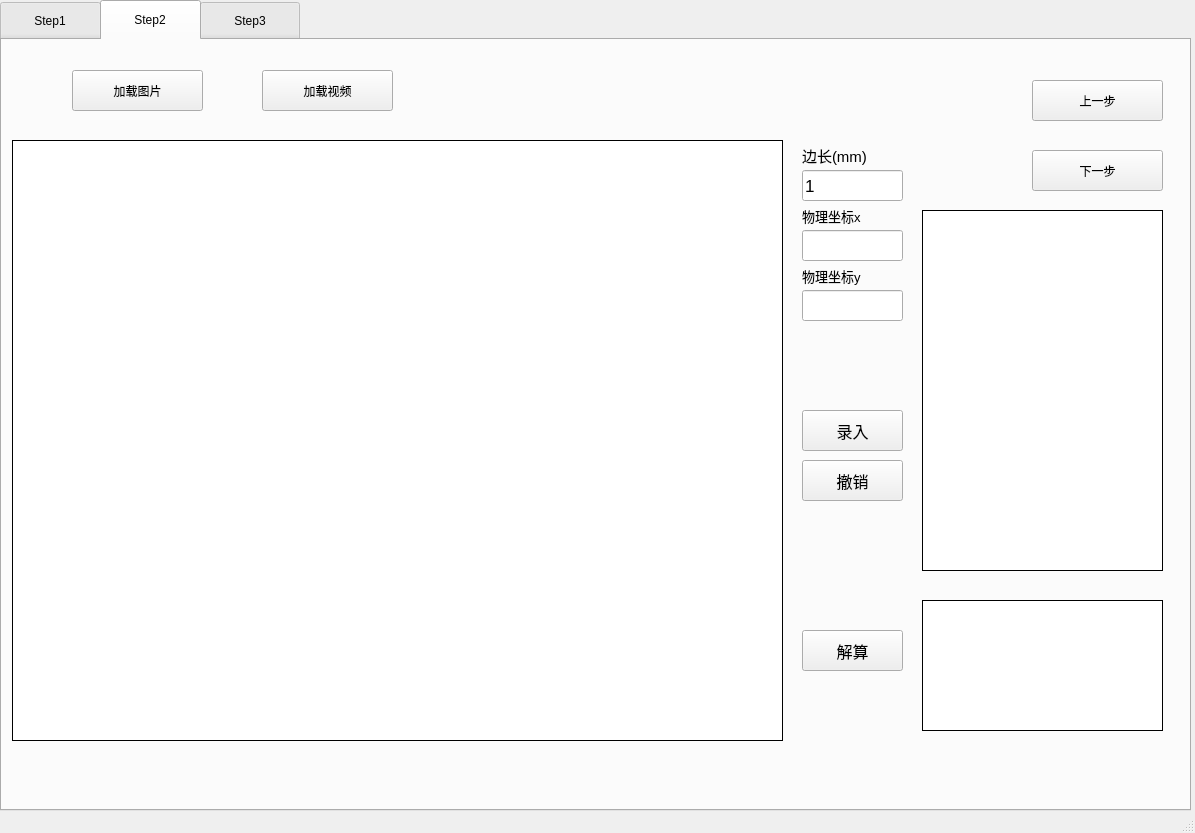
Before: the Qt Designer form qt/mainwindow.ui in XDU-ETVP-JH-ZK/Track_and_Visualize, drawn with Qt 5.
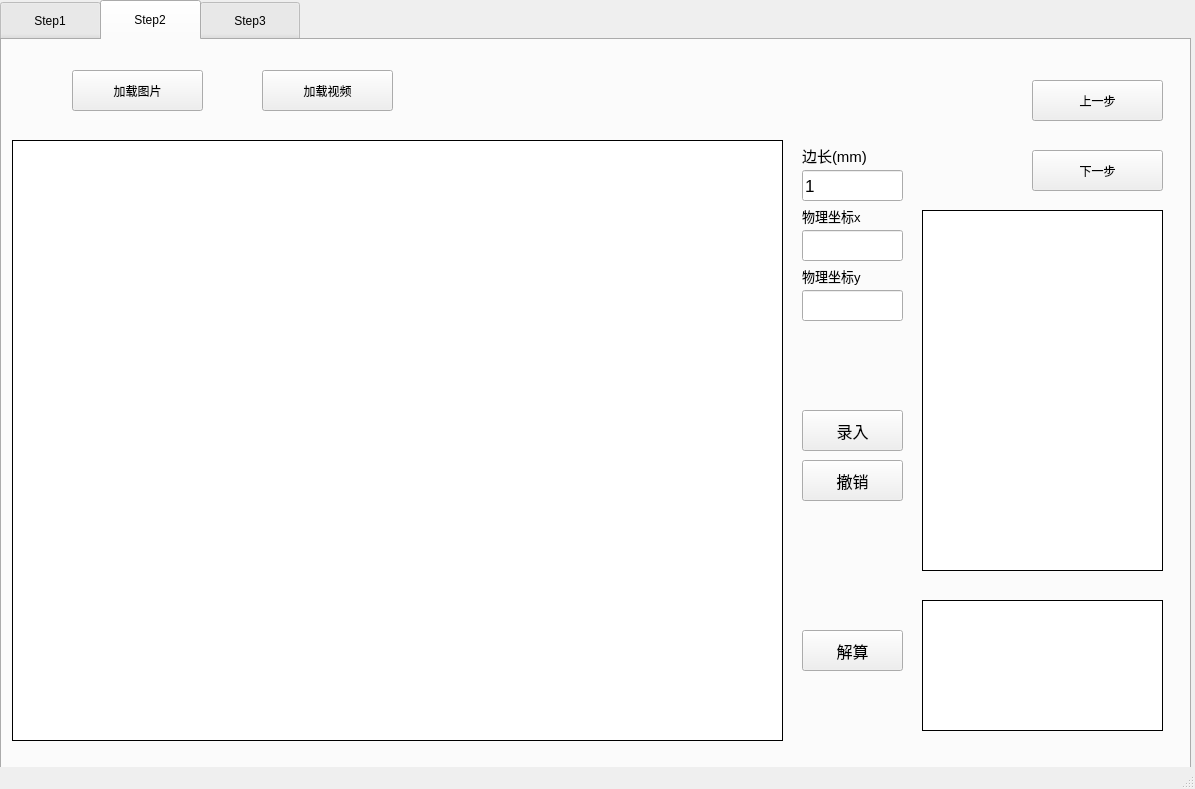
After: the same form once the commit is applied. The open tabs and pages were chosen to show the change.

```diff
--- a/qt/mainwindow.ui
+++ b/qt/mainwindow.ui
@@ -10,7 +10,7 @@
     <x>0</x>
     <y>0</y>
     <width>1195</width>
-    <height>833</height>
+    <height>789</height>
    </rect>
   </property>
   <property name="sizePolicy">
```
Left out of the diff: 2 changed lines with no effect on the pictures.
